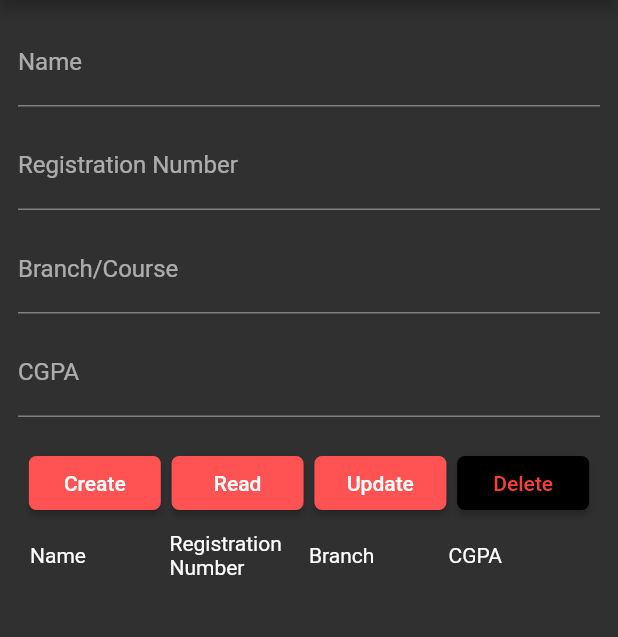
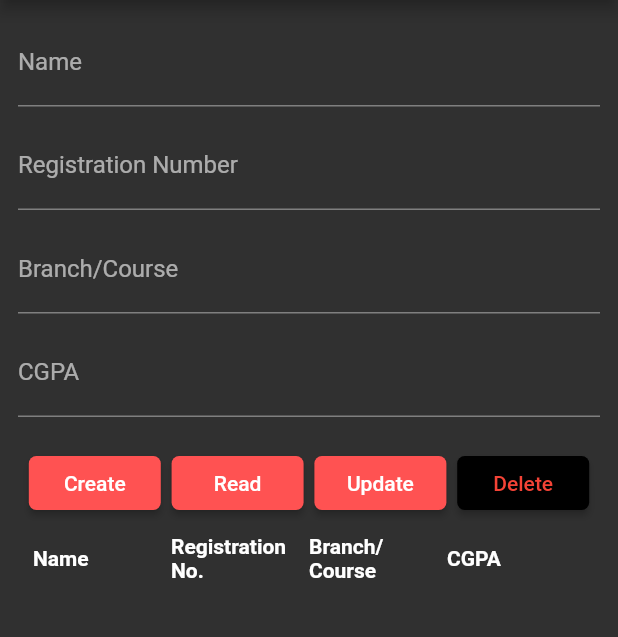
Before and after one commit to agambajwa/flutter-firebase-crud, a Flutter app: the screen it shows after launch, on a phone screen of 412 x 824 dp, the part 84-721 px from its top. Run offline on Flutter 3.47's test engine with Material 2 defaults, Android fonts, the phone set to English and light mode, and no system bars; our stand-ins replace cloud_firestore; accounts and stored records are empty.

Commit message:
Updated UI

```diff
--- a/flutter_firebase_crud/lib/main.dart
+++ b/flutter_firebase_crud/lib/main.dart
@@ -174,21 +174,33 @@ class _MyAppState extends State<MyApp> {
               ),
             ),
             Padding(
-              padding: const EdgeInsets.all(8.0),
+              padding: EdgeInsets.all(10.0),
               child: Row(
                 textDirection: TextDirection.ltr,
                 children: <Widget>[
                   Expanded(
-                    child: Text("Name"),
+                    child: Text(
+                        "Name",
+                        style: TextStyle(fontWeight: FontWeight.bold)
+                   ),
                   ),
                   Expanded(
-                    child: Text("Registration Number"),
+                    child: Text(
+                        "Registration No.",
+                        style: TextStyle(fontWeight: FontWeight.bold)
+                    ),
                   ),
                   Expanded(
-                    child: Text("Branch"),
+                    child: Text(
+                        "Branch/Course",
+                        style: TextStyle(fontWeight: FontWeight.bold)
+                    ),
                   ),
                   Expanded(
-                    child: Text("CGPA"),
+                    child: Text(
+                        "CGPA",
+                        style: TextStyle(fontWeight: FontWeight.bold)
+                    ),
                   ),
                 ],
               ),
@@ -197,12 +209,16 @@ class _MyAppState extends State<MyApp> {
               stream: Firestore.instance.collection("Students").snapshots(),
               builder: (context, snapshot) {
                 if(snapshot.hasData) {
-                  return ListView.builder(
+                  return Padding(
+                    padding: const EdgeInsets.all(8.0),
+                    child: ListView.builder(
                       shrinkWrap: true,
                         itemCount: snapshot.data.documents.length,
                         itemBuilder: (context, index) {
                           DocumentSnapshot documentSnapshot = snapshot.data.documents[index];
-                        return Row(
+                          return Padding(
+                            padding: const EdgeInsets.all(3.0),
+                            child: Row(
                               children: <Widget>[
                                 Expanded(
                                   child: Text(documentSnapshot["studentName"]),
@@ -217,8 +233,10 @@ class _MyAppState extends State<MyApp> {
                                   child: Text(documentSnapshot["studentCGPA"].toString()),
                                 ),
                               ],
+                            ),
                           );
-                  });
+                    }),
+                  );
                 }
                 return Align(
                   alignment: FractionalOffset.bottomCenter,
```
Lines whose indentation alone changed are shown as unchanged.
